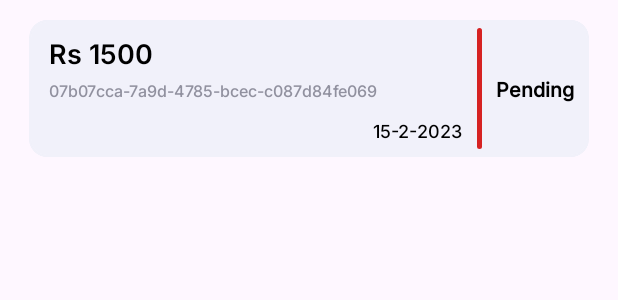
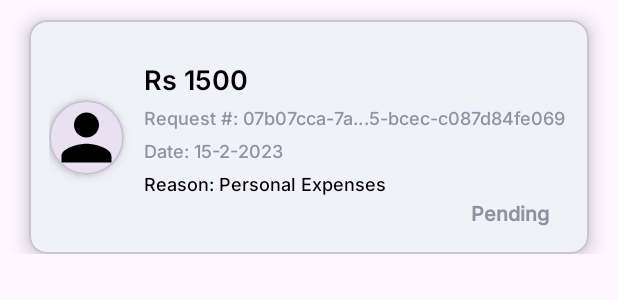
Before and after one commit to zainsh098/FundApp, an Android app: the layout my_request_item.xml on its own in the app's theme, with its tools: preview values and no code run, on a phone screen of 412 x 824 dp. Shown: the top 300 px of the screen. Run offline under Robolectric (Android 15) with nearby library versions, the phone set to English and light mode, and no system bars.

Commit message:
working on user request feature

```diff
--- a/app/src/main/java/com/example/fundapp/model/User.kt
+++ b/app/src/main/java/com/example/fundapp/model/User.kt
@@ -8,6 +8,6 @@ data class User(
     var currentBalance: Int? = 0,
     var totalSubmittedAmount: Int? = 0,
     var totalWithdrawAmount: Int? = 0,
-    val role: String = "user",
+    val role: String = "",
     val photoUrl: String? = null
 )
--- a/app/src/main/res/layout/fragment_menu.xml
+++ b/app/src/main/res/layout/fragment_menu.xml
@@ -38,7 +38,7 @@
     </com.google.android.material.card.MaterialCardView>
 
     <com.google.android.material.card.MaterialCardView
-        android:id="@+id/card1"
+        android:id="@+id/cardApproveRequest"
         style="@style/card_menu_style"
         android:layout_marginHorizontal="@dimen/_15sdp"
         android:layout_marginTop="@dimen/_90sdp"
@@ -99,12 +99,12 @@
         android:id="@+id/cardMyRequest"
         style="@style/card_menu_style"
         android:layout_marginHorizontal="@dimen/_15sdp"
-        android:layout_marginTop="@dimen/_10sdp"
+        android:layout_marginTop="@dimen/_150sdp"
         app:cardBackgroundColor="@color/Light_100"
         app:cardCornerRadius="@dimen/_8sdp"
         app:layout_constraintEnd_toEndOf="parent"
         app:layout_constraintStart_toStartOf="parent"
-        app:layout_constraintTop_toBottomOf="@id/card1"
+        app:layout_constraintTop_toTopOf="parent"
         app:rippleColor="@color/Light_20"
         app:strokeColor="@color/Light_60">
 
--- a/app/src/main/res/layout/my_request_item.xml
+++ b/app/src/main/res/layout/my_request_item.xml
@@ -1,94 +1,125 @@
-<?xml version="1.0" encoding="utf-8"?>
-<androidx.constraintlayout.widget.ConstraintLayout xmlns:android="http://schemas.android.com/apk/res/android"
+<androidx.constraintlayout.widget.ConstraintLayout
+    xmlns:android="http://schemas.android.com/apk/res/android"
     xmlns:app="http://schemas.android.com/apk/res-auto"
     xmlns:tools="http://schemas.android.com/tools"
     android:layout_width="match_parent"
     android:layout_height="wrap_content">
 
-
     <com.google.android.material.card.MaterialCardView
         android:layout_width="match_parent"
-        android:layout_height="@dimen/_70sdp"
+        android:layout_height="@dimen/_120sdp"
         android:layout_marginHorizontal="@dimen/_15sdp"
         android:layout_marginTop="@dimen/_10sdp"
         app:cardBackgroundColor="@color/Light_60"
+        app:cardElevation="8dp"
+        app:cardCornerRadius="12dp"
         app:layout_constraintEnd_toEndOf="parent"
-        app:layout_constraintHorizontal_bias="0.48"
         app:layout_constraintStart_toStartOf="parent"
-        app:layout_constraintTop_toTopOf="parent"
-        app:strokeColor="@color/Light_60">
-
+        app:layout_constraintTop_toTopOf="parent">
 
         <androidx.constraintlayout.widget.ConstraintLayout
             android:layout_width="match_parent"
-            android:layout_height="match_parent">
+            android:layout_height="match_parent"
+            android:padding="@dimen/_10sdp">
 
+            <!-- User Avatar -->
+            <com.google.android.material.card.MaterialCardView
+                android:id="@+id/cardImage"
+                android:layout_width="50dp"
+                android:layout_height="50dp"
+                app:cardCornerRadius="25dp"
+                app:cardElevation="4dp"
+                app:layout_constraintStart_toStartOf="parent"
+                app:layout_constraintTop_toTopOf="parent"
+                app:layout_constraintBottom_toBottomOf="parent">
+
+                <ImageView
+                    android:id="@+id/circularImageView"
+                    android:layout_width="match_parent"
+                    android:layout_height="match_parent"
+                    android:src="@drawable/baseline_person_24"
+                    tools:ignore="ContentDescription" />
+            </com.google.android.material.card.MaterialCardView>
+
+            <!-- Withdraw Amount -->
             <TextView
                 android:id="@+id/textViewWithdrawAmount"
                 style="@style/home_text_style"
+                android:layout_width="0dp"
+                android:layout_height="wrap_content"
                 android:layout_marginStart="@dimen/_10sdp"
-                android:layout_marginTop="@dimen/_7sdp"
                 android:fontFamily="@font/inter_semibold"
                 android:textSize="@dimen/_14ssp"
-                app:layout_constraintStart_toStartOf="parent"
+                android:textColor="@color/black"
+                app:layout_constraintStart_toEndOf="@id/cardImage"
                 app:layout_constraintTop_toTopOf="parent"
-                app:layout_constraintWidth_percent="0.6"
+                app:layout_constraintEnd_toEndOf="parent"
                 tools:text="Rs 1500" />
 
+            <!-- Transaction ID -->
             <TextView
                 android:id="@+id/textViewTransactionID"
                 style="@style/home_text_style"
+                android:layout_width="0dp"
+                android:layout_height="wrap_content"
                 android:layout_marginStart="@dimen/_10sdp"
-                android:layout_marginTop="@dimen/_30sdp"
+                android:layout_marginTop="@dimen/_4sdp"
                 android:fontFamily="@font/inter_medium"
                 android:textColor="@color/Light_20"
-                android:textSize="@dimen/_8ssp"
-                app:layout_constraintStart_toStartOf="parent"
-                app:layout_constraintTop_toTopOf="parent"
-                app:layout_constraintWidth_percent="0.6"
-                tools:text="07b07cca-7a9d-4785-bcec-c087d84fe069" />
+                android:textSize="@dimen/_9ssp"
+                app:layout_constraintStart_toEndOf="@id/cardImage"
+                app:layout_constraintTop_toBottomOf="@id/textViewWithdrawAmount"
+                app:layout_constraintEnd_toEndOf="parent"
+                tools:text="Request #: 07b07cca-7a9d-4785-bcec-c087d84fe069" />
 
-
+            <!-- Transaction Date -->
             <TextView
                 android:id="@+id/textViewTransactionDate"
                 style="@style/home_text_style"
-                android:layout_marginTop="@dimen/_50sdp"
-                android:layout_marginEnd="@dimen/_65sdp"
+                android:layout_width="0dp"
+                android:layout_height="wrap_content"
+                android:layout_marginStart="@dimen/_10sdp"
+                android:layout_marginTop="@dimen/_4sdp"
                 android:fontFamily="@font/inter_medium"
+                android:textColor="@color/Light_20"
                 android:textSize="@dimen/_9ssp"
+                app:layout_constraintStart_toEndOf="@id/cardImage"
+                app:layout_constraintTop_toBottomOf="@id/textViewTransactionID"
                 app:layout_constraintEnd_toEndOf="parent"
-                app:layout_constraintTop_toTopOf="parent"
-                app:layout_constraintWidth_percent="0.6"
-                tools:text="15-2-2023" />
+                tools:text="Date: 15-2-2023" />
 
-            <View
-                android:id="@+id/divider"
-                android:layout_width="3dp"
-                android:layout_height="0dp"
-                android:layout_marginTop="5dp"
-                android:layout_marginEnd="@dimen/_55sdp"
-                android:layout_marginBottom="5dp"
-                android:background="@drawable/divider"
-                app:layout_constraintBottom_toBottomOf="parent"
+            <!-- Withdraw Reason -->
+            <TextView
+                android:id="@+id/textViewWithdrawReason"
+                style="@style/home_text_style"
+                android:layout_width="0dp"
+                android:layout_height="wrap_content"
+                android:layout_marginStart="@dimen/_10sdp"
+                android:layout_marginTop="@dimen/_4sdp"
+                android:fontFamily="@font/inter_medium"
+                android:textColor="@color/black"
+                android:textSize="@dimen/_9ssp"
+                app:layout_constraintStart_toEndOf="@id/cardImage"
+                app:layout_constraintTop_toBottomOf="@id/textViewTransactionDate"
                 app:layout_constraintEnd_toEndOf="parent"
-                app:layout_constraintTop_toTopOf="parent" />
+                tools:text="Reason: Personal Expenses" />
 
-
+            <!-- Withdrawal Status -->
             <TextView
                 android:id="@+id/textViewWithdrawlStatus"
                 style="@style/home_text_style"
-                android:layout_marginEnd="10dp"
+                android:layout_width="wrap_content"
+                android:layout_height="wrap_content"
+                android:layout_marginEnd="@dimen/_10sdp"
+                android:layout_marginBottom="@dimen/_4sdp"
                 android:fontFamily="@font/inter_medium"
                 android:textSize="@dimen/_10ssp"
                 android:textStyle="bold"
+                android:textColor="@color/Light_20"
+                app:layout_constraintEnd_toEndOf="parent"
                 app:layout_constraintBottom_toBottomOf="parent"
-                app:layout_constraintEnd_toEndOf="parent"
-                app:layout_constraintTop_toTopOf="parent"
-                app:layout_constraintVertical_bias="0.377"
-                app:layout_constraintWidth_percent="0.6"
                 tools:text="Pending" />
+
         </androidx.constraintlayout.widget.ConstraintLayout>
     </com.google.android.material.card.MaterialCardView>
-
-
 </androidx.constraintlayout.widget.ConstraintLayout>
```
Also changed, not shown: app/src/main/java/com/example/fundapp/fragments/googlelogin/approverequest/ApproveRequestFragment.kt (added, +27 -0 lines), app/src/main/java/com/example/fundapp/fragments/googlelogin/home/HomeFragment.kt (+12 -8 lines), app/src/main/java/com/example/fundapp/fragments/googlelogin/menu/MenuFragment.kt (+23 -1 lines), app/src/main/res/drawable/accept_request_button.xml (added, +7 -0 lines), app/src/main/res/layout/fragment_approve_request.xml (added, +157 -0 lines).
